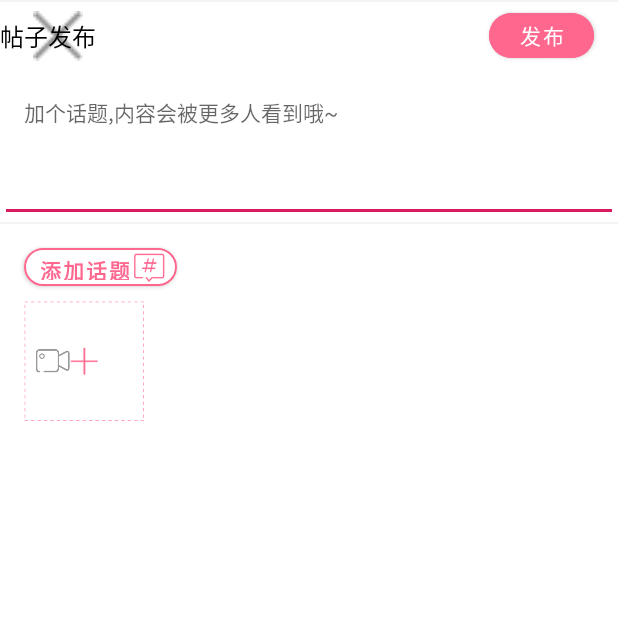
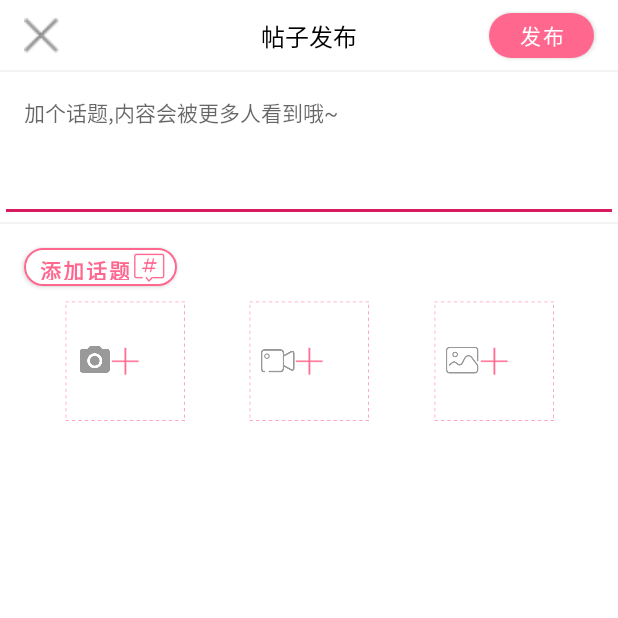
Before and after one commit to Jesen0823/jetpackVideo, an Android app: the PublishActivity screen opened directly, with no data from a screen before it, on a phone screen of 412 x 824 dp, the top half of it. Run offline under Robolectric (Android 15) with nearby library versions, the phone set to English and light mode, and no system bars; our stand-ins replace data binding; libraries missing offline, so code that uses them is left out: com.alibaba.fastjson, jp.wasabeef.glide; pictures from the network do not load.

Commit message:
发布帖子支持从手机选取本地图片视频

```diff
--- a/app/src/main/AndroidManifest.xml
+++ b/app/src/main/AndroidManifest.xml
@@ -18,6 +18,7 @@
         android:roundIcon="@mipmap/ic_launcher_round"
         android:supportsRtl="true"
         android:theme="@style/AppTheme"
+        android:requestLegacyExternalStorage="true"
         android:usesCleartextTraffic="true">
         <activity
             android:name=".ui.publish.PreviewActivity"
--- a/app/src/main/assets/destination.json
+++ b/app/src/main/assets/destination.json
@@ -1 +1 @@
-{"main/tabs/sofa":{"isFragment":true,"asStarter":false,"needLogin":false,"pageUrl":"main/tabs/sofa","className":"com.jesen.cod.jetpackvideo.ui.sofa.SofaFragment","id":624070215},"main/tabs/mine":{"isFragment":true,"asStarter":false,"needLogin":true,"pageUrl":"main/tabs/mine","className":"com.jesen.cod.jetpackvideo.ui.mine.MineFragment","id":1267775289},"main/tabs/dash":{"isFragment":true,"asStarter":false,"needLogin":false,"pageUrl":"main/tabs/dash","className":"com.jesen.cod.jetpackvideo.ui.dashboard.DashboardFragment","id":245482523},"main/tabs/home":{"isFragment":true,"asStarter":true,"needLogin":false,"pageUrl":"main/tabs/home","className":"com.jesen.cod.jetpackvideo.ui.home.HomeFragment","id":174698169},"main/tabs/publish":{"isFragment":false,"asStarter":false,"needLogin":true,"pageUrl":"main/tabs/publish","className":"com.jesen.cod.jetpackvideo.ui.PublishActivity","id":205263495},"main/tabs/find":{"isFragment":true,"asStarter":false,"needLogin":false,"pageUrl":"main/tabs/find","className":"com.jesen.cod.jetpackvideo.ui.find.FindFragment","id":1793976057},"main/tabs/notification":{"isFragment":true,"asStarter":false,"needLogin":false,"pageUrl":"main/tabs/notification","className":"com.jesen.cod.jetpackvideo.ui.notifications.NotificationsFragment","id":399230861}}
+{"main/tabs/sofa":{"isFragment":true,"asStarter":false,"needLogin":false,"pageUrl":"main/tabs/sofa","className":"com.jesen.cod.jetpackvideo.ui.sofa.SofaFragment","id":624070215},"main/tabs/mine":{"isFragment":true,"asStarter":false,"needLogin":true,"pageUrl":"main/tabs/mine","className":"com.jesen.cod.jetpackvideo.ui.mine.MineFragment","id":1267775289},"main/tabs/dash":{"isFragment":true,"asStarter":false,"needLogin":false,"pageUrl":"main/tabs/dash","className":"com.jesen.cod.jetpackvideo.ui.dashboard.DashboardFragment","id":245482523},"main/tabs/home":{"isFragment":true,"asStarter":true,"needLogin":false,"pageUrl":"main/tabs/home","className":"com.jesen.cod.jetpackvideo.ui.home.HomeFragment","id":174698169},"main/tabs/publish":{"isFragment":false,"asStarter":false,"needLogin":false,"pageUrl":"main/tabs/publish","className":"com.jesen.cod.jetpackvideo.ui.publish.PublishActivity","id":1331699814},"main/tabs/find":{"isFragment":true,"asStarter":false,"needLogin":false,"pageUrl":"main/tabs/find","className":"com.jesen.cod.jetpackvideo.ui.find.FindFragment","id":1793976057},"main/tabs/notification":{"isFragment":true,"asStarter":false,"needLogin":false,"pageUrl":"main/tabs/notification","className":"com.jesen.cod.jetpackvideo.ui.notifications.NotificationsFragment","id":399230861}}
--- a/app/src/main/java/com/jesen/cod/jetpackvideo/ui/login/LoginActivity.java
+++ b/app/src/main/java/com/jesen/cod/jetpackvideo/ui/login/LoginActivity.java
@@ -10,6 +10,7 @@ import android.widget.Toast;
 
 import com.jesen.cod.jetpackvideo.R;
 import com.jesen.cod.jetpackvideo.model.User;
+import com.jesen.cod.jetpackvideo.utils.ToastUtil;
 import com.jesen.cod.libcommon.utils.Og;
 import com.jesen.cod.libnetwork.ApiResponse;
 import com.jesen.cod.libnetwork.ApiService;
@@ -136,6 +137,7 @@ public class LoginActivity extends AppCompatActivity implements View.OnClickList
                             Og.d("LoginActivity, save, onSuccess, userId:"+response.body.userId);
                             UserManager.get().save(response.body);
                             finish();
+                            ToastUtil.show(getApplicationContext(),"登录成功！");
                         } else {
                             runOnUiThread(new Runnable() {
                                 @Override
--- a/app/src/main/java/com/jesen/cod/jetpackvideo/ui/publish/TagBottomSheetDialog.java
+++ b/app/src/main/java/com/jesen/cod/jetpackvideo/ui/publish/TagBottomSheetDialog.java
@@ -50,7 +50,7 @@ public class TagBottomSheetDialog extends BottomSheetDialogFragment {
 
         View view = LayoutInflater.from(getContext()).inflate(R.layout.layout_tag_bottom_sheet_dialog,
                 null, false);
-        recyclerView = view.findViewById(R.id.record_view);
+        recyclerView = view.findViewById(R.id.tag_recycler_view);
         recyclerView.setLayoutManager(new LinearLayoutManager(getContext()));
         mTagAdapter = new TagsAdapter();
         recyclerView.setAdapter(mTagAdapter);
--- a/app/src/main/java/com/jesen/cod/jetpackvideo/utils/ToastUtil.java
+++ b/app/src/main/java/com/jesen/cod/jetpackvideo/utils/ToastUtil.java
@@ -2,6 +2,7 @@ package com.jesen.cod.jetpackvideo.utils;
 
 import android.annotation.SuppressLint;
 import android.content.Context;
+import android.os.Looper;
 import android.widget.Toast;
 
 import androidx.arch.core.executor.ArchTaskExecutor;
@@ -27,6 +28,9 @@ public class ToastUtil {
 
     @SuppressLint("RestrictedApi")
     public static void showOnUI(Context context, String msg){
+        if (Looper.myLooper() == Looper.getMainLooper()){
+            show(context,msg);
+        }else {
             ArchTaskExecutor.getMainThreadExecutor().execute(new Runnable() {
                 @Override
                 public void run() {
@@ -35,3 +39,4 @@ public class ToastUtil {
             });
         }
     }
+}
--- a/app/src/main/res/layout/activity_publish.xml
+++ b/app/src/main/res/layout/activity_publish.xml
@@ -17,29 +17,29 @@
         <RelativeLayout
             android:id="@+id/top_bar"
             android:layout_width="match_parent"
-            android:layout_height="48dp"
-            app:layout_constraintStart_toStartOf="parent"
+            android:layout_height="@dimen/dp_48"
+            app:layout_constraintLeft_toLeftOf="parent"
             app:layout_constraintTop_toTopOf="parent">
 
             <ImageView
                 android:id="@+id/close_btn"
-                android:layout_width="@dimen/dp_45"
-                android:layout_height="@dimen/dp_45"
+                android:layout_width="35dp"
+                android:layout_height="35dp"
                 android:layout_centerVertical="true"
-                android:layout_marginLeft="@dimen/dp_16"
+                android:layout_marginLeft="@dimen/dimen_10"
                 android:padding="@dimen/dp_6"
-                android:src="@drawable/icon_close" />
+                android:src="@drawable/icon_close"></ImageView>
+
 
             <TextView
                 android:id="@+id/title"
                 android:layout_width="wrap_content"
                 android:layout_height="match_parent"
+                android:layout_centerInParent="true"
                 android:gravity="center"
                 android:text="@string/publish_title"
                 android:textColor="@color/color_000"
-                android:textSize="@dimen/sp_16"
-                tools:layout_centerInParent="true"
-                tools:text="帖子发布页" />
+                android:textSize="@dimen/sp_16"></TextView>
 
             <com.google.android.material.button.MaterialButton
                 android:id="@+id/publish_btn"
@@ -47,17 +47,18 @@
                 android:layout_height="@dimen/dp_30"
                 android:layout_alignParentRight="true"
                 android:layout_centerVertical="true"
-                android:layout_marginRight="@dimen/dp_16"
-                android:backgroundTint="@color/color_theme"
+                android:layout_marginRight="@dimen/dimen_16"
                 android:gravity="center"
                 android:text="@string/publich_button"
                 android:textColor="@color/color_white"
-                app:cornerRadius="15dp" />
+                app:backgroundTint="@color/color_theme"
+                app:cornerRadius="15dp"></com.google.android.material.button.MaterialButton>
 
             <View
                 android:layout_width="match_parent"
                 android:layout_height="2px"
-                android:background="@color/color_gray2" />
+                android:layout_alignParentBottom="true"
+                android:background="@color/color_gray2"></View>
         </RelativeLayout>
 
         <EditText
@@ -106,20 +107,52 @@
             app:strokeColor="@color/color_theme"
             app:strokeWidth="@dimen/dp_1" />
 
+        <!-- 三个按钮组成一个链条 分别是拍照，相册选取视频，相册选取图片 -->
         <com.google.android.material.button.MaterialButton
             android:id="@+id/add_file_btn"
+            app:layout_constraintHorizontal_chainStyle="spread"
             android:layout_width="80dp"
             android:layout_height="80dp"
-            android:layout_marginLeft="@dimen/dp_16"
+            android:layout_marginTop="@dimen/dp_10"
+            android:background="@drawable/image_add"
+            app:backgroundTint="@color/color_theme"
+            app:icon="@drawable/post_add_camera"
+            app:iconGravity="start"
+            app:iconPadding="@dimen/dp_10"
+            app:iconTint="@color/color_999"
+            app:iconTintMode="src_in"
+            app:layout_constraintLeft_toLeftOf="parent"
+            app:layout_constraintTop_toBottomOf="@id/add_tag_btn"
+            app:layout_constraintRight_toLeftOf="@id/add_album_video_btn"/>
+        <com.google.android.material.button.MaterialButton
+            android:id="@+id/add_album_video_btn"
+            android:layout_width="80dp"
+            android:layout_height="80dp"
             android:layout_marginTop="@dimen/dp_10"
             android:background="@drawable/image_add"
             app:backgroundTint="@color/color_theme"
             app:icon="@drawable/post_add_video"
             app:iconGravity="start"
-            app:iconPadding="@dimen/dp_6"
+            app:iconPadding="@dimen/dp_10"
             app:iconTint="@color/color_999"
             app:iconTintMode="src_in"
-            app:layout_constraintLeft_toLeftOf="parent"
+            app:layout_constraintLeft_toRightOf="@id/add_file_btn"
+            app:layout_constraintRight_toLeftOf="@id/add_album_photo_btn"
+            app:layout_constraintTop_toBottomOf="@id/add_tag_btn" />
+        <com.google.android.material.button.MaterialButton
+            android:id="@+id/add_album_photo_btn"
+            android:layout_width="80dp"
+            android:layout_height="80dp"
+            android:layout_marginTop="@dimen/dp_10"
+            android:background="@drawable/image_add"
+            app:backgroundTint="@color/color_theme"
+            app:icon="@drawable/post_add_image"
+            app:iconGravity="start"
+            app:iconPadding="@dimen/dp_10"
+            app:iconTint="@color/color_999"
+            app:iconTintMode="src_atop"
+            app:layout_constraintLeft_toRightOf="@id/add_album_video_btn"
+            app:layout_constraintRight_toRightOf="parent"
             app:layout_constraintTop_toBottomOf="@id/add_tag_btn" />
 
         <FrameLayout
--- a/app/src/main/res/layout/layout_tag_bottom_sheet_dialog.xml
+++ b/app/src/main/res/layout/layout_tag_bottom_sheet_dialog.xml
@@ -25,8 +25,8 @@
         app:layout_constraintLeft_toLeftOf="parent"
         app:layout_constraintTop_toBottomOf="@id/page_title" />
 
-    <RelativeLayout
-        android:id="@+id/recycler_view"
+    <androidx.recyclerview.widget.RecyclerView
+        android:id="@+id/tag_recycler_view"
         android:layout_width="match_parent"
         android:layout_height="match_parent"
         android:paddingLeft="@dimen/dp_16"
```
Also changed, not shown: app/src/main/java/com/jesen/cod/jetpackvideo/album/SystemAlbumHelper.java (added, +84 -0 lines), app/src/main/java/com/jesen/cod/jetpackvideo/model/MediaData.java (added, +64 -0 lines), app/src/main/java/com/jesen/cod/jetpackvideo/ui/publish/PublishActivity.java (+81 -17 lines), app/src/main/java/com/jesen/cod/jetpackvideo/utils/StringUtil.java (added, +18 -0 lines), app/src/main/res/xml/file_paths.xml (+4 -3 lines), app/src/main/res/drawable-xxhdpi/post_add_camera.png (added). Lines whose indentation alone changed are shown as unchanged.
